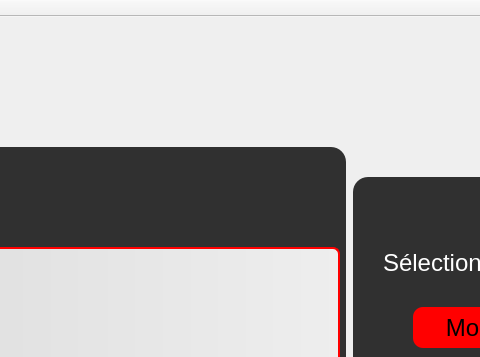
Before: the Qt Designer form mainwindow.ui in nefissaKhiari/Smart_Plolice_Station, drawn with Qt 5; both pictures show x 637 to 1117 and y 0 to 357 of the 1500 by 750 pixel window.
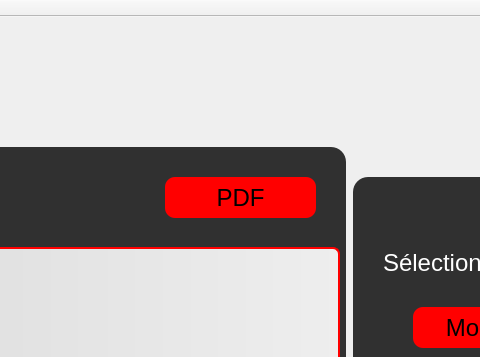
After: the same form once the commit is applied. The open tabs and pages were chosen to show the change. Icons and pictures are not drawn.

The edit to the form file:
```diff
--- a/mainwindow.ui
+++ b/mainwindow.ui
@@ -2139,6 +2139,29 @@
         <number>138</number>
        </attribute>
       </widget>
+      <widget class="QPushButton" name="B_ModifierService_2">
+       <property name="geometry">
+        <rect>
+         <x>780</x>
+         <y>30</y>
+         <width>151</width>
+         <height>41</height>
+        </rect>
+       </property>
+       <property name="text">
+        <string>PDF</string>
+       </property>
+       <property name="icon">
+        <iconset resource="ressources.qrc">
+         <normaloff>:/ressources/image/pdf-file.png</normaloff>:/ressources/image/pdf-file.png</iconset>
+       </property>
+       <property name="iconSize">
+        <size>
+         <width>23</width>
+         <height>23</height>
+        </size>
+       </property>
+      </widget>
      </widget>
      <widget class="QToolButton" name="toolButton_7">
       <property name="geometry">
```
Left out of the diff: 2 changed lines with no effect on the pictures.
